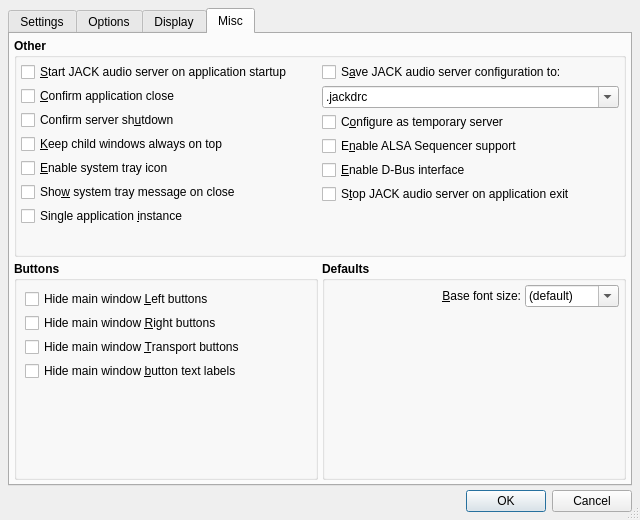
This is src/qjackctlSetupForm.ui in rncbc/qjackctl as Qt 5 draws it before an edit. The edited form follows.
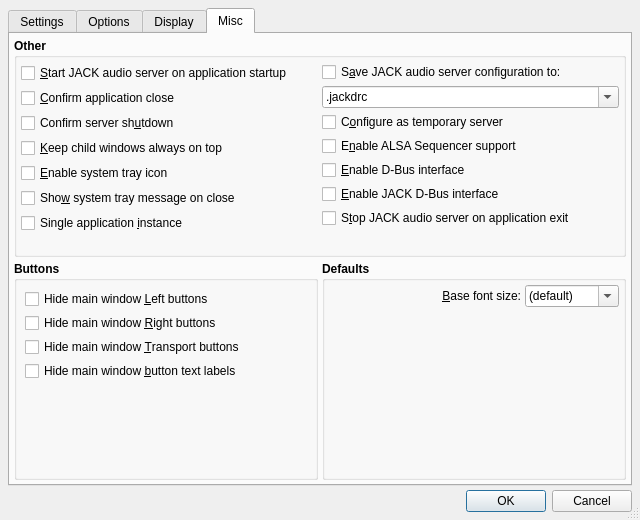
This is the edited form. The open tabs and pages were chosen to show the change. Icons and pictures are not drawn. Custom widgets are drawn as their Qt base class.

Commit message: - Added a brand new "Enable JACK D-BUS interface" option, split   from the old common "Enable D-BUS interface" setup option which   now refers to its own self D-BUS interface exclusively.

Diff of the .ui file:
```diff
--- a/src/qjackctlSetupForm.ui
+++ b/src/qjackctlSetupForm.ui
@@ -3707,6 +3707,22 @@
               </property>
              </widget>
             </item>
+            <item>
+             <widget class="QCheckBox" name="JackDBusEnabledCheckBox">
+              <property name="font">
+               <font>
+                <weight>50</weight>
+                <bold>false</bold>
+               </font>
+              </property>
+              <property name="toolTip">
+               <string>Whether to enable JACK D-Bus interface</string>
+              </property>
+              <property name="text">
+               <string>&amp;Enable JACK D-Bus interface</string>
+              </property>
+             </widget>
+            </item>
             <item>
              <widget class="QCheckBox" name="StopJackCheckBox">
               <property name="font">
```
Left out of the diff: 1 changed line with no effect on the pictures. The commit also changes 14 other files.
